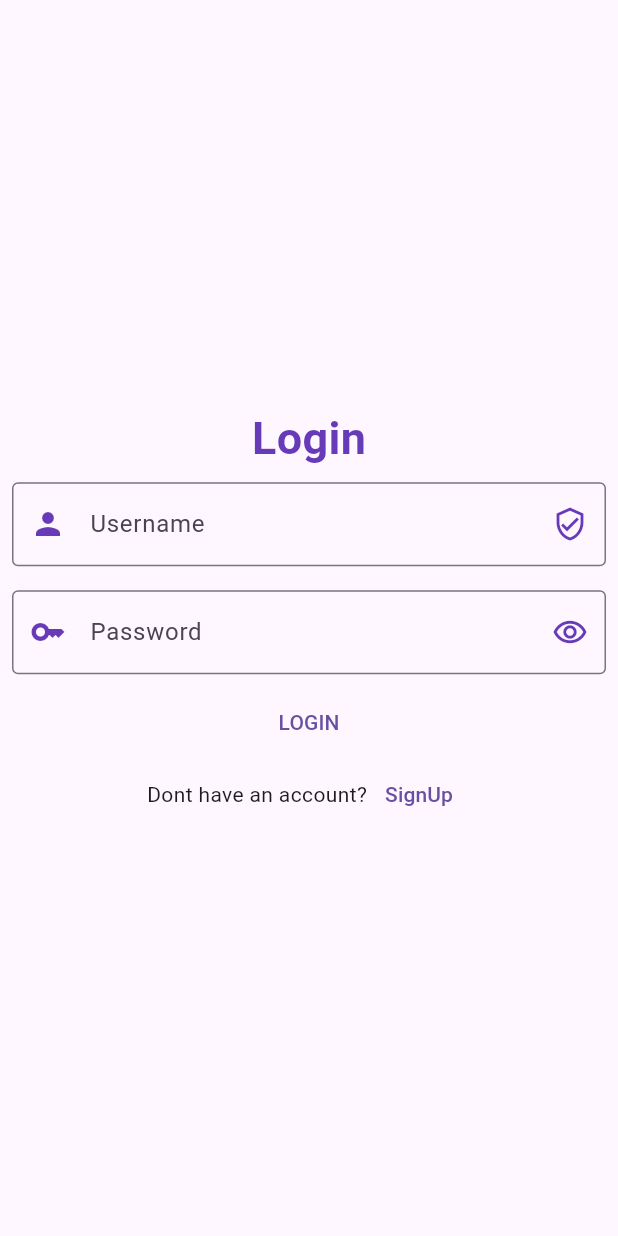
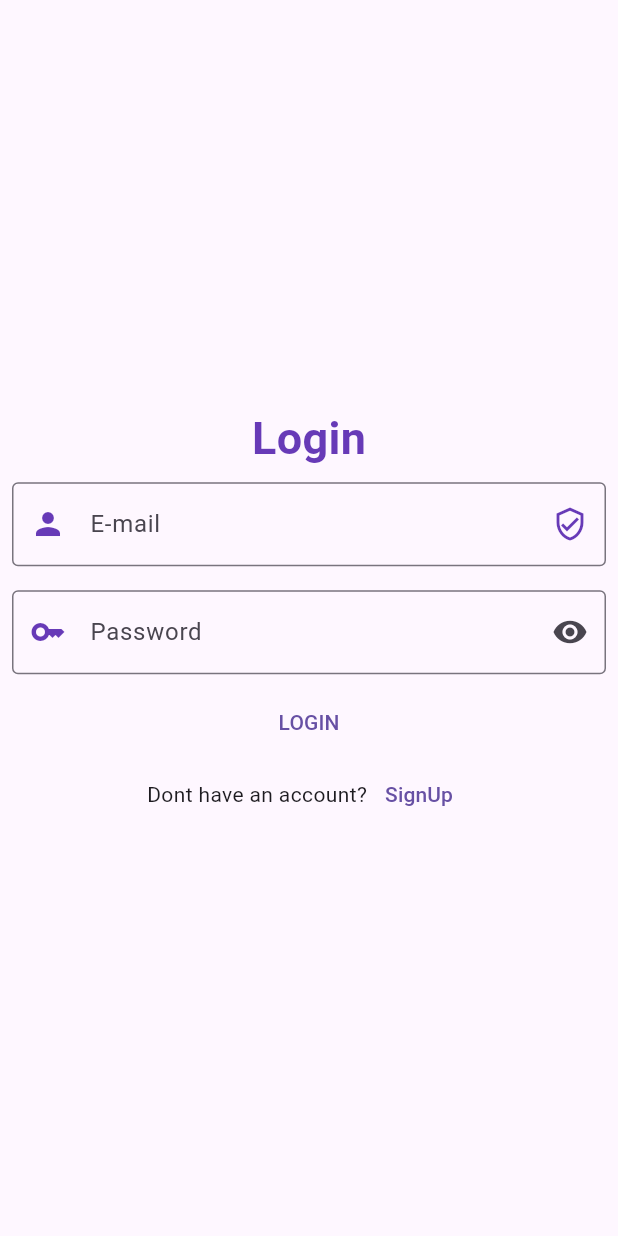
Before and after one commit to Asmabi-cheriyath/flutter_task2, a Flutter app: the screen it shows after launch, on a phone screen of 412 x 824 dp. Run offline on Flutter 3.47's test engine with Material 3 defaults, Android fonts, the phone set to English and light mode, and no system bars; our stand-ins replace cloud_firestore, firebase_auth, firebase_core, random_string; accounts and stored records are empty.

```diff
--- a/lib/views/loginscreen.dart
+++ b/lib/views/loginscreen.dart
@@ -1,16 +1,24 @@
+import 'package:firebase_auth/firebase_auth.dart';
 import 'package:flutter/material.dart';
 import 'package:flutter_task2/views/homepage.dart';
 import 'package:flutter_task2/views/signin.dart';
 
-class Login extends StatelessWidget {
+class Login extends StatefulWidget {
   const Login({super.key});
 
   @override
+  State<Login> createState() => _LoginState();
+}
+
+GlobalKey<FormState> loginkey = GlobalKey<FormState>();
+TextEditingController emailcontroller = TextEditingController();
+TextEditingController passwordcontroller = TextEditingController();
+
+bool obsecuretext = true;
+
+class _LoginState extends State<Login> {
+  @override
   Widget build(BuildContext context) {
-    GlobalKey<FormState> loginkey = GlobalKey<FormState>();
-    TextEditingController usernamecontroller = TextEditingController();
-    TextEditingController passwordcontroller = TextEditingController();
-
     void login(String username, String password) {
       if (username == "asma" && password == "123") {
         print("Correct");
@@ -47,7 +55,7 @@ class Login extends StatelessWidget {
                   return null;
                 }
               },
-              controller: usernamecontroller,
+              controller: emailcontroller,
               // textAlign: TextAlign.center,
               decoration: const InputDecoration(
                 border: OutlineInputBorder(
@@ -58,7 +66,7 @@ class Login extends StatelessWidget {
                 //     borderSide: BorderSide(color: Colors.grey)),
                 // fillColor: Colors.grey,
                 // filled: true,
-                labelText: "Username",
+                labelText: "E-mail",
                 // hintText: "Enter your Username",
                 hintStyle: TextStyle(fontStyle: FontStyle.italic),
                 prefixIcon: Icon(
@@ -75,7 +83,7 @@ class Login extends StatelessWidget {
           Padding(
             padding: const EdgeInsets.all(8.0),
             child: TextFormField(
-              obscureText: true,
+              obscureText: obsecuretext,
               validator: (value) {
                 if (value == null || value.isEmpty) {
                   return "Required Field";
@@ -84,35 +92,52 @@ class Login extends StatelessWidget {
                 }
               },
               controller: passwordcontroller,
-              decoration: const InputDecoration(
-                  border: OutlineInputBorder(
+              enabled: true,
+              decoration: InputDecoration(
+                  border: const OutlineInputBorder(
                       borderSide: BorderSide(color: Colors.black)),
-                  // enabledBorder: OutlineInputBorder(
-                  //     borderSide: BorderSide(color: Colors.black)),
-                  // focusedBorder: OutlineInputBorder(
-                  //     borderSide: BorderSide(color: Colors.grey)),
-                  //     errorBorder: OutlineInputBorder(borderSide: BorderSide(color: Colors.black)),
                   labelText: "Password",
-                  prefixIcon: Icon(
+                  prefixIcon: const Icon(
                     Icons.key,
                     color: Colors.deepPurple,
                   ),
-                  suffixIcon: Icon(
-                    Icons.remove_red_eye_outlined,
-                    color: Colors.deepPurple,
-                  )),
+                  suffixIcon: IconButton(
+                      onPressed: () {
+                        setState(() {
+                          obsecuretext = !obsecuretext;
+                        });
+                      },
+                      icon: obsecuretext
+                          ? const Icon(Icons.remove_red_eye)
+                          : const Icon(Icons.remove_red_eye_outlined))),
             ),
           ),
 
           TextButton(
             onPressed: () {
               if (loginkey.currentState!.validate()) {
-                login(usernamecontroller.text, passwordcontroller.text);
+                login(emailcontroller.text, passwordcontroller.text);
               }
             },
-            child: const Text(
-              "LOGIN",
-              selectionColor: Colors.amber,
+            child: InkWell(
+              onTap: () {
+                if (loginkey.currentState!.validate()) {
+                  FirebaseAuth.instance
+                      .signInWithEmailAndPassword(
+                          email: emailcontroller.text,
+                          password: passwordcontroller.text)
+                      .then((value) {
+                    Navigator.push(
+                        context,
+                        MaterialPageRoute(
+                            builder: (context) => const HomePage()));
+                  });
+                }
+              },
+              child: const Text(
+                "LOGIN",
+                selectionColor: Colors.amber,
+              ),
             ),
           ),
           Row(
--- a/pubspec.yaml
+++ b/pubspec.yaml
@@ -39,6 +39,7 @@ dependencies:
   firebase_core: ^2.27.0
   firebase_auth: ^4.17.8
   cloud_firestore: ^4.15.8
+  random_string: ^2.3.1
 
 dev_dependencies:
   flutter_test:
```
Also changed, not shown: lib/views/database.dart (added, +17 -0 lines), lib/views/homepage.dart (+46 -10 lines), lib/views/signin.dart (+24 -10 lines), pubspec.lock.
